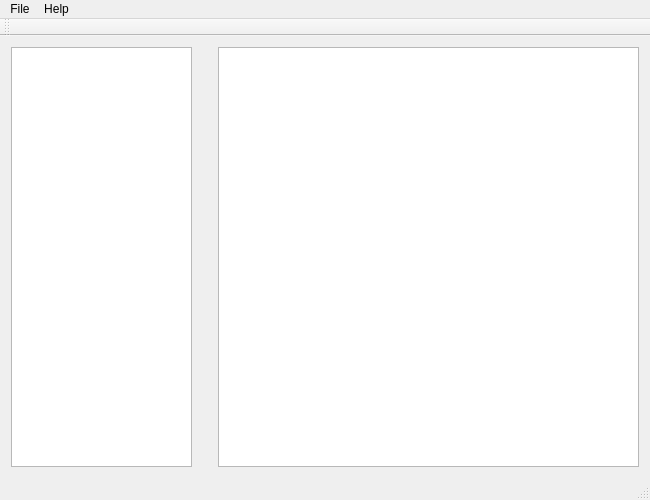
Above: notepad.ui from pybae/QNote before the change. Below: the same form after it.
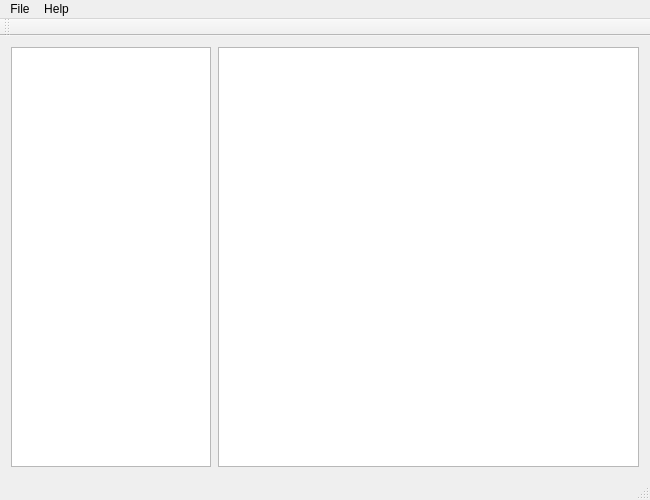
That is the form after the change.

Commit message: Added vertical layout and hard coded min and max sizes

```diff
--- a/notepad.ui
+++ b/notepad.ui
@@ -20,20 +20,47 @@
    <string>Notepad</string>
   </property>
   <widget class="QWidget" name="centralWidget">
+   <property name="enabled">
+    <bool>true</bool>
+   </property>
    <layout class="QVBoxLayout" name="verticalLayout">
     <item>
      <layout class="QHBoxLayout" name="mainHorizontalLayout">
+      <property name="sizeConstraint">
+       <enum>QLayout::SetDefaultConstraint</enum>
+      </property>
       <property name="leftMargin">
        <number>0</number>
       </property>
       <item>
        <widget class="QListView" name="listView">
+        <property name="enabled">
+         <bool>true</bool>
+        </property>
         <property name="sizePolicy">
          <sizepolicy hsizetype="Expanding" vsizetype="Expanding">
-          <horstretch>3</horstretch>
+          <horstretch>0</horstretch>
           <verstretch>0</verstretch>
          </sizepolicy>
         </property>
+        <property name="minimumSize">
+         <size>
+          <width>100</width>
+          <height>0</height>
+         </size>
+        </property>
+        <property name="maximumSize">
+         <size>
+          <width>200</width>
+          <height>16777215</height>
+         </size>
+        </property>
+        <property name="sizeIncrement">
+         <size>
+          <width>0</width>
+          <height>0</height>
+         </size>
+        </property>
        </widget>
       </item>
       <item>
@@ -43,7 +70,7 @@
         </property>
         <property name="sizeHint" stdset="0">
          <size>
-          <width>20</width>
+          <width>1</width>
           <height>40</height>
          </size>
         </property>
```
Left out of the diff: 12 changed lines with no effect on the pictures. Lines whose indentation alone changed are shown as unchanged.
